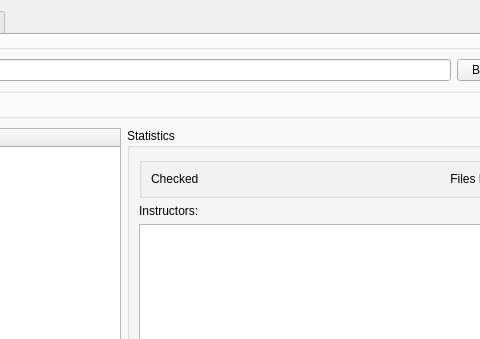
hollydev/LCC_DataTool, file src/main/python/lcc_assessment/gui.ui: the form before one commit; both pictures show x 322 to 802 and y 0 to 339 of the 891 by 668 pixel window.
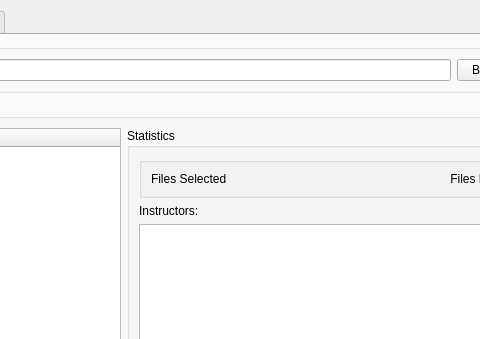
The form after the commit.

Commit message: + Added target to gitignore. + Discard button now runs start_up function. +Modified Files Checked to Items Checked as folders are counted.

The edit to the form file:
```diff
--- a/src/main/python/lcc_assessment/gui.ui
+++ b/src/main/python/lcc_assessment/gui.ui
@@ -144,7 +144,7 @@
                     </sizepolicy>
                    </property>
                    <property name="text">
-                    <string>Checked</string>
+                    <string>Files Selected</string>
                    </property>
                   </widget>
                  </item>
```
The commit also changes 3 other files.
